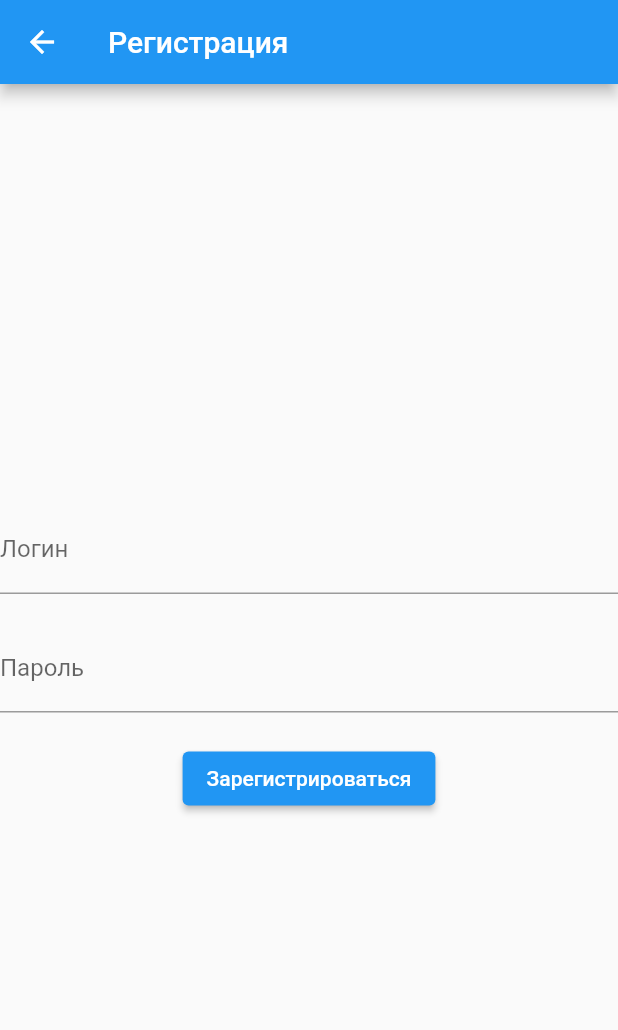
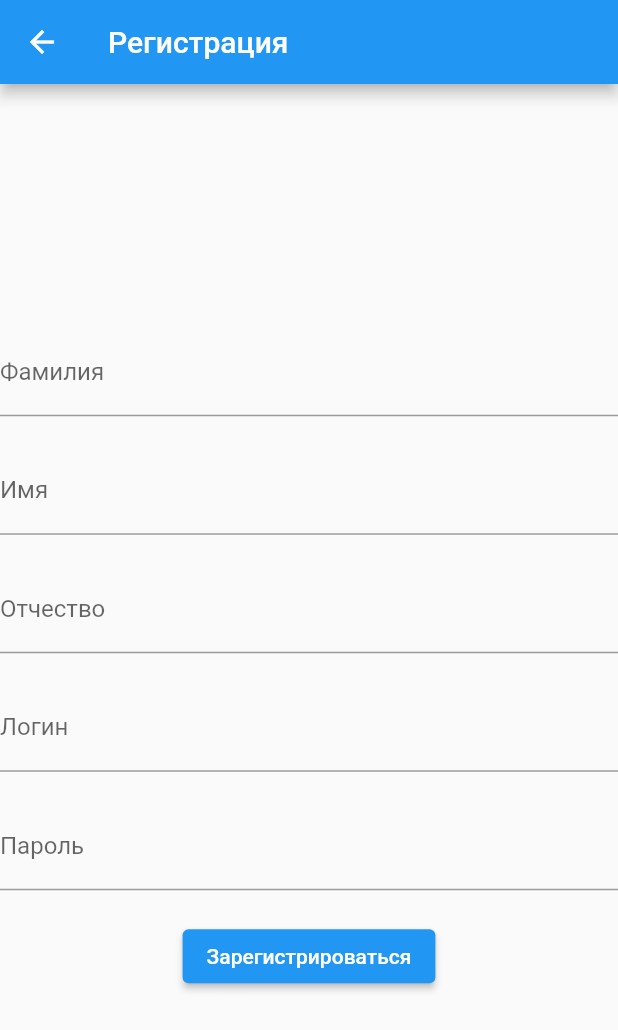
Before and after one commit to AlexanderFrolov-Dev/internet-shop, a Flutter app: the screen it shows after launch, after a tap on "Зарегистрироваться", on a phone screen of 412 x 824 dp. Shown: the top 1030 px of the screen. Run offline on Flutter 3.47's test engine with Material 2 defaults, Android fonts, the phone set to English and light mode, and no system bars; our stand-ins replace shared_preferences.

Commit message:
Начало работы над сохранением авторизации пользователя и элементом BottomNavigationBar .

```diff
--- a/lib/main.dart
+++ b/lib/main.dart
@@ -36,27 +36,50 @@
 
 import 'package:flutter/material.dart';
 import 'package:mobile_app_internet_shop/models/cart_model.dart';
+import 'package:mobile_app_internet_shop/screens/admin_home_screen.dart';
 import 'package:mobile_app_internet_shop/screens/authorization_screen.dart';
 import 'package:provider/provider.dart';
+import 'package:shared_preferences/shared_preferences.dart';
 
-void main() => runApp(
+Future<void> main() async {
+  WidgetsFlutterBinding.ensureInitialized();
+  SharedPreferences prefs = await SharedPreferences.getInstance();
+  var email = prefs.getString("email");
+  print(email);
+  runApp(
     ChangeNotifierProvider(
         create: (context) => CartModel.getInstance(),
-    child: const InternetShop(),
-  )
-);
-
-class InternetShop extends StatelessWidget {
-  const InternetShop({super.key});
-
-  @override
-  Widget build(BuildContext context) {
-    return MaterialApp(
+      child: MaterialApp(
         title: 'Интернет-магазин',
         theme: ThemeData(
           primarySwatch: Colors.blue,
         ),
-      home: AuthorizationScreen(),
+        home: email == null ? AuthorizationScreen() : const AdminHomeScreen(),
+      ),
+    )
   );
 }
-}
+
+
+
+// void main() => runApp(
+//   ChangeNotifierProvider(
+//       create: (context) => CartModel.getInstance(),
+//     child: const InternetShop(),
+//   )
+// );
+//
+// class InternetShop extends StatelessWidget {
+//   const InternetShop({super.key});
+//
+//   @override
+//   Widget build(BuildContext context) {
+//     return MaterialApp(
+//       title: 'Интернет-магазин',
+//       theme: ThemeData(
+//         primarySwatch: Colors.blue,
+//       ),
+//       home: AuthorizationScreen(),
+//     );
+//   }
+// }
--- a/lib/profile.dart
+++ b/lib/profile.dart
@@ -1,3 +1,7 @@
+import 'dart:convert';
+
+import 'package:flutter/services.dart';
+
 class Profile {
   final int id;
   String role;
@@ -28,4 +32,18 @@ class Profile {
       password: json['password'],
     );
   }
+
+  // Метод для получения данных о профилях из JSON-файла
+  static Future<void> getProfiles(List<Profile> profiles) async {
+    // Получение данных из JSON-файла с помощью метода rootBundle
+    final jsonProfiles = await rootBundle.loadString('assets/data/profiles.json');
+
+    // Преобразование полученных данных в формат JSON
+    final jsonData = json.decode(jsonProfiles);
+
+    // Проход по списку товаров и создание экземпляров класса Product
+    for (var profile in jsonData) {
+      profiles.add(Profile.fromJson(profile));
+    }
+  }
 }
--- a/lib/screens/authorization_screen.dart
+++ b/lib/screens/authorization_screen.dart
@@ -1,7 +1,4 @@
-import 'dart:convert';
-
 import 'package:flutter/material.dart';
-import 'package:flutter/services.dart';
 import 'package:mobile_app_internet_shop/profile.dart';
 import 'package:mobile_app_internet_shop/screens/registration_screen.dart';
 import 'package:mobile_app_internet_shop/screens/user_home_screen.dart';
@@ -13,23 +10,9 @@ class AuthorizationScreen extends StatelessWidget {
   final TextEditingController _usernameController = TextEditingController();
   final TextEditingController _passwordController = TextEditingController();
 
-  // Метод для получения данных о профилях из JSON-файла
-  Future<void> getProfiles() async {
-    // Получение данных из JSON-файла с помощью метода rootBundle
-    final jsonProfiles = await rootBundle.loadString('assets/data/profiles.json');
-
-    // Преобразование полученных данных в формат JSON
-    final jsonData = json.decode(jsonProfiles);
-
-    // Проход по списку товаров и создание экземпляров класса Product
-    for (var profile in jsonData) {
-      profiles.add(Profile.fromJson(profile));
-    }
-  }
-
   @override
   Widget build(BuildContext context) {
-    getProfiles();
+    Profile.getProfiles(profiles);
 
     return Scaffold(
       appBar: AppBar(
--- a/lib/screens/registration_screen.dart
+++ b/lib/screens/registration_screen.dart
@@ -1,6 +1,15 @@
 import 'package:flutter/material.dart';
 
+import '../profile.dart';
+
 class RegistrationScreen extends StatelessWidget {
+  List<Profile> profiles = [];
+  final TextEditingController _lastNameController = TextEditingController();
+  final TextEditingController _firstNameController = TextEditingController();
+  final TextEditingController _patronymicController = TextEditingController();
+  final TextEditingController _loginController = TextEditingController();
+  final TextEditingController _passwordController = TextEditingController();
+
   @override
   Widget build(BuildContext context) {
     return Scaffold(
@@ -8,12 +17,33 @@ class RegistrationScreen extends StatelessWidget {
         title: const Text('Регистрация'),
       ),
       body: Center(
+        child: Expanded(
           child: Column(
             mainAxisAlignment: MainAxisAlignment.center,
             children: <Widget>[
-            //#TODO: код для полей ввода данных пользователя (например, имя, электронная почта, пароль)
               TextField(
-              controller: _usernameController,
+                controller: _lastNameController,
+                decoration: const InputDecoration(
+                  labelText: 'Фамилия',
+                ),
+              ),
+              const SizedBox(height: 20.0),
+              TextField(
+                controller: _firstNameController,
+                decoration: const InputDecoration(
+                  labelText: 'Имя',
+                ),
+              ),
+              const SizedBox(height: 20.0),
+              TextField(
+                controller: _patronymicController,
+                decoration: const InputDecoration(
+                  labelText: 'Отчество',
+                ),
+              ),
+              const SizedBox(height: 20.0),
+              TextField(
+                controller: _loginController,
                 decoration: const InputDecoration(
                   labelText: 'Логин',
                 ),
@@ -29,13 +59,23 @@ class RegistrationScreen extends StatelessWidget {
               const SizedBox(height: 20.0),
               ElevatedButton(
                 onPressed: () {
-                //#TODO: код для обработки нажатия кнопки "Зарегистрироваться"
+                  // TODO: код для обработки нажатия кнопки "Зарегистрироваться"
+                  // TODO: в случае успешной валидации вводимых данных,
+                  // TODO: отправлять письмо с кодом для подтверждения регистрации
+                  // TODO: на указанный email
                 },
                 child: const Text('Зарегистрироваться'),
               ),
             ],
           ),
+        )
       ),
     );
   }
+
+  // TODO: и прочие методы валидации вводимых данных
+  String lengthValidation(int length, String s) {
+    return s.length < length
+        ? 'Длина строки должна равняться $length или более символов' : '';
   }
+}
--- a/pubspec.yaml
+++ b/pubspec.yaml
@@ -32,6 +32,7 @@ dependencies:
     sdk: flutter
   provider: ^6.0.5
   path_provider: ^2.1.1
+  shared_preferences: ^2.2.2
 
 
   # The following adds the Cupertino Icons font to your application.
```
Also changed, not shown: pubspec.lock, 2 other files. Lines whose indentation alone changed are shown as unchanged.
